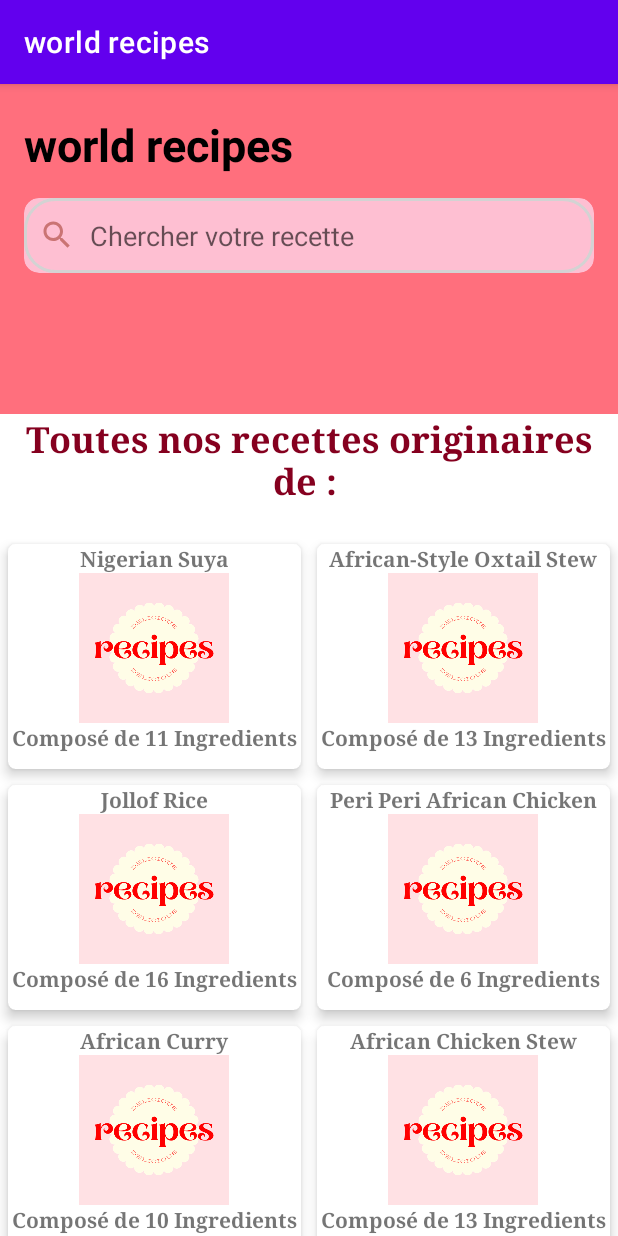
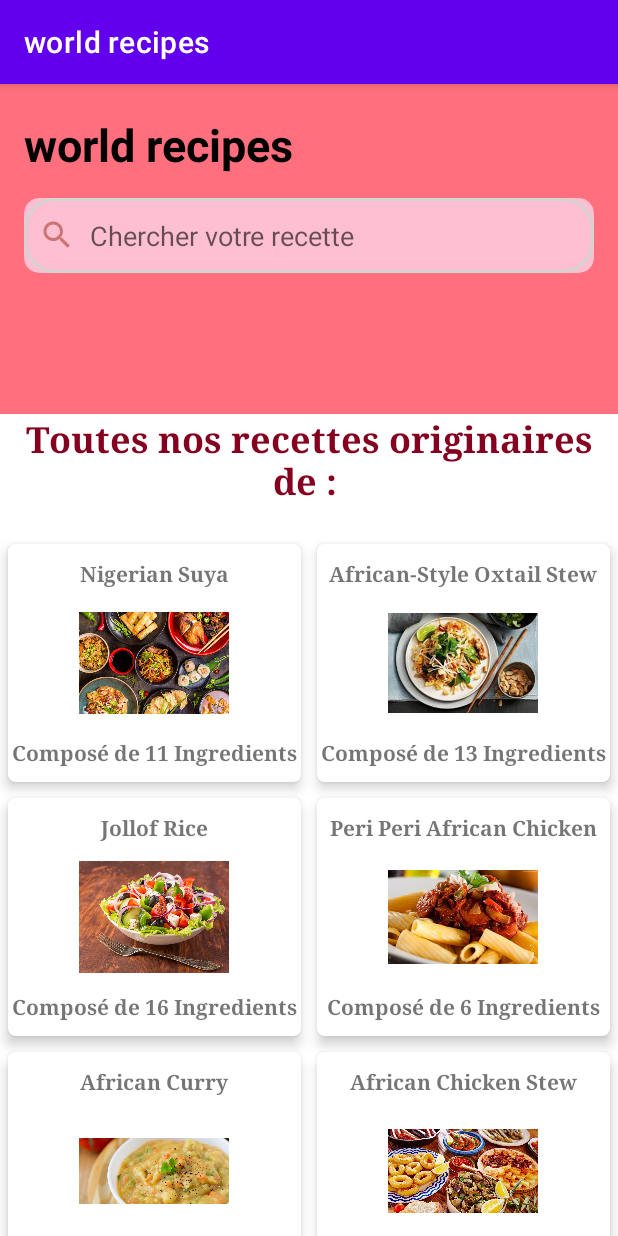
Before and after one commit to LDiaks01/World_Recipes, an Android app: the RecettesDetailActivity screen opened directly, with no data from a screen before it, on a phone screen of 412 x 824 dp. Run offline under Robolectric (Android 15) with nearby library versions, the phone set to English and light mode, and no system bars; our stand-ins replace Room's generated code.

Commit message:
Ajout des images aléatoires pour les recettes

```diff
--- a/app/src/main/java/com/example/worldrecipes/RecettesDetailActivity.java
+++ b/app/src/main/java/com/example/worldrecipes/RecettesDetailActivity.java
@@ -15,6 +15,7 @@ import com.example.worldrecipes.data.Recipes;
 import com.example.worldrecipes.recyclerviews.RecetteViewAdapter;
 
 import java.util.ArrayList;
+import java.util.Arrays;
 import java.util.List;
 
 public class RecettesDetailActivity extends AppCompatActivity {
@@ -65,13 +66,28 @@ public class RecettesDetailActivity extends AppCompatActivity {
     {
         AppDatabase db = AppDatabase.getDatabase(getApplicationContext());
         AppDAO myDao = db.appDAO();
+        List<Integer> imgPreset = new ArrayList(Arrays.asList(R.drawable.africa,
+                R.drawable.china,
+                R.drawable.thailand,
+                R.drawable.greece,
+                R.drawable.italy,
+                R.drawable.easterneurope,
+                R.drawable.spain,
+                R.drawable.usa));
 
         List<Recipes> recipes = myDao.getRecipesByCuisine(cuisine);
 
+        int i = 0;
         for (Recipes recipe: recipes
              ) {
+
             titreRecettes.add(recipe.title);
             nbIngredients.add(myDao.getNbIngredientsPerRecipes(recipe.recipeId));
+            i++;
+            if(i == imgPreset.size() - 1){
+                i = 0;
+            }
+            images.add(imgPreset.get(i));
 
         }
 
--- a/app/src/main/java/com/example/worldrecipes/recyclerviews/RecetteViewAdapter.java
+++ b/app/src/main/java/com/example/worldrecipes/recyclerviews/RecetteViewAdapter.java
@@ -25,7 +25,7 @@ public class RecetteViewAdapter extends RecyclerView.Adapter<RecetteViewAdapter.
         this.context = context;
         this.titreRecettes = titreRecettes;
         this.nbIngredients = nbIngredients;
-       // this.imageRes = imageRes;
+        this.imageRes = imageRes;
     }
 
     @NonNull
@@ -40,7 +40,7 @@ public class RecetteViewAdapter extends RecyclerView.Adapter<RecetteViewAdapter.
     @Override
     public void onBindViewHolder(@NonNull RecetteViewAdapter.RecetteViewHolder holder, int position) {
         holder.titreRecette.setText(titreRecettes.get(position));
-        //holder.imageRecette.setImageResource(imageRes.get(position));
+        holder.imageRecette.setImageResource(imageRes.get(position));
         holder.nbIngredients.setText("Composé de " + nbIngredients.get(position).toString() + " Ingredients");
 
     }
--- a/app/src/main/res/layout/recettes_detail_row.xml
+++ b/app/src/main/res/layout/recettes_detail_row.xml
@@ -3,7 +3,7 @@
     xmlns:android="http://schemas.android.com/apk/res/android"
     xmlns:app="http://schemas.android.com/apk/res-auto"
     android:layout_width="match_parent"
-    android:layout_height="150dp"
+    android:layout_height="wrap_content"
     android:layout_gravity="center"
     android:layout_margin="5dp"
     app:cardCornerRadius="5dp"
@@ -21,6 +21,7 @@
             android:textAlignment="center"
             android:fontFamily="serif"
             android:textStyle="bold"
+            android:layout_marginTop="10dp"
             android:typeface="serif"/>
         <ImageView
             android:id="@+id/imageRecette"
@@ -36,6 +37,7 @@
             android:fontFamily="serif"
             android:textStyle="bold"
             android:typeface="serif"
+            android:layout_marginBottom="10dp"
             android:textAlignment="center" />
 
 
```
